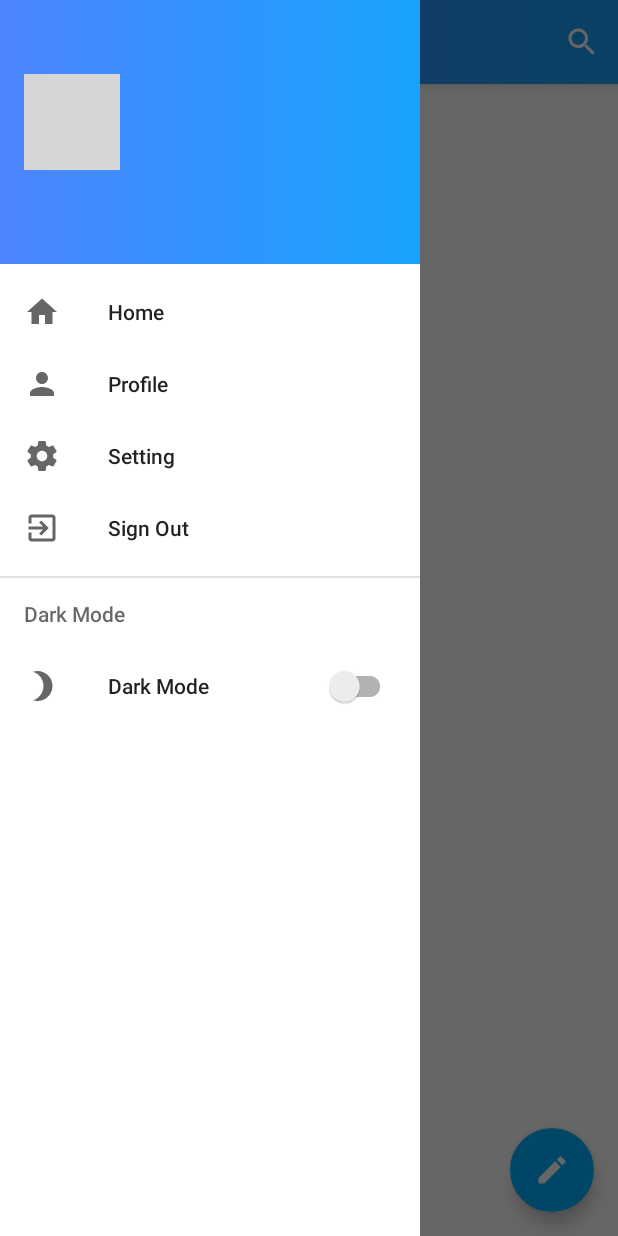
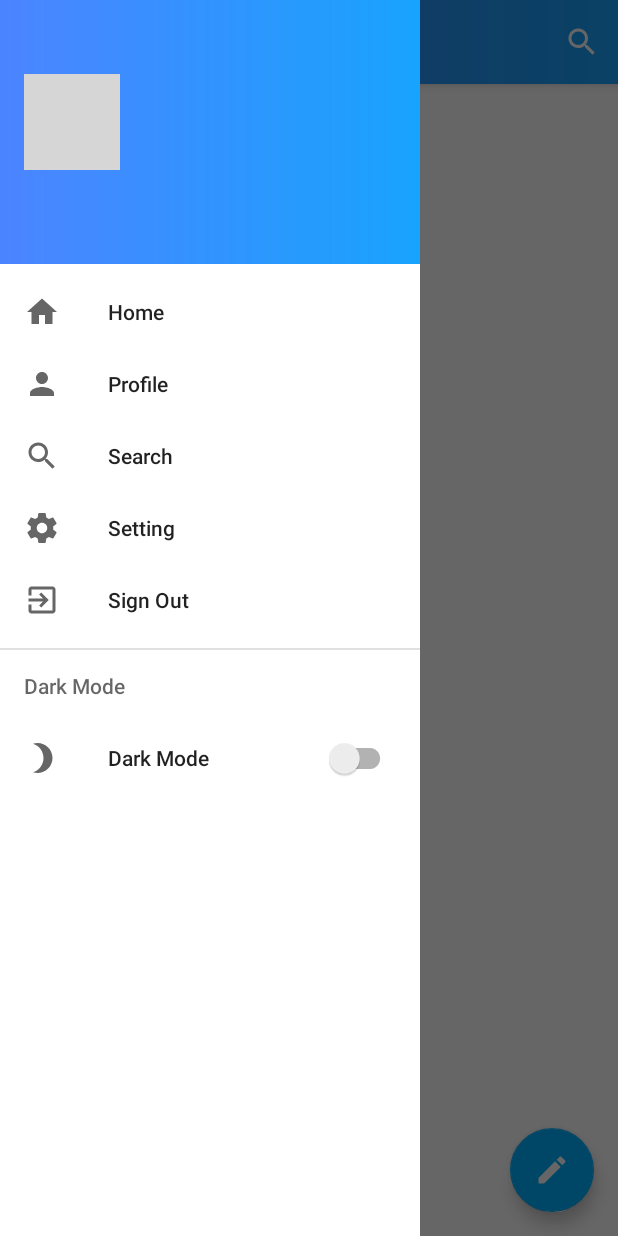
Before and after one commit to Re-Core/Tishk-Connection, an Android app: the screen it shows after launch once a user with an empty profile is signed in (Home), with the side drawer open, on a phone screen of 412 x 824 dp. Run offline under Robolectric (Android 15) with nearby library versions, the phone set to English and light mode, and no system bars; our stand-ins replace CircleImageView, Firebase (no records; nobody signed in at launch, a user with empty details on screens opened directly); libraries missing offline, so code that uses them is left out: com.miguelcatalan.materialsearchview, uk.co.chrisjenx; plain views replace MaterialSearchView; pictures from the network do not load; 5 statements that could not run were skipped; grey boxes are pictures that could not be loaded.

Commit message:
pre-alpha v5 search functionality added

```diff
--- a/app/build.gradle
+++ b/app/build.gradle
@@ -38,6 +38,9 @@ dependencies {
     implementation 'com.android.support:design:28.0.0'
     implementation 'uk.co.chrisjenx:calligraphy:2.3.0'
 
+    implementation 'com.firebaseui:firebase-ui-database:3.2.2'
+    implementation 'com.firebaseui:firebase-ui-database:3.2.2'
+
     implementation 'com.miguelcatalan:materialsearchview:1.4.0'
 
 }
--- a/app/src/main/java/com/recore/tishkconnection/Activity/Home.java
+++ b/app/src/main/java/com/recore/tishkconnection/Activity/Home.java
@@ -52,6 +52,7 @@ import com.google.firebase.storage.UploadTask;
 import com.miguelcatalan.materialsearchview.MaterialSearchView;
 import com.recore.tishkconnection.Fragment.HomeFragment;
 import com.recore.tishkconnection.Fragment.ProfileFragment;
+import com.recore.tishkconnection.Fragment.SearchFragment;
 import com.recore.tishkconnection.Fragment.SettingFragment;
 import com.recore.tishkconnection.Model.Post;
 import com.recore.tishkconnection.R;
@@ -77,7 +78,8 @@ public class Home extends AppCompatActivity
     private EditText popUpTitleEditText, popUpDescriptionEditText;
     private ProgressBar popUpClickProgressBar;
     private Uri pickedImageAddress = null;
-    private MaterialSearchView searchView;
+
+    public static MaterialSearchView searchView;
 
 
 
@@ -176,31 +178,28 @@ public class Home extends AppCompatActivity
         searchView.setOnSearchViewListener(new MaterialSearchView.SearchViewListener() {
             @Override
             public void onSearchViewShown() {
-
+                getSupportActionBar().setTitle("Search");
+                getSupportFragmentManager().beginTransaction().replace(R.id.container, new SearchFragment()).commit();
+                fab.hide();
             }
 
             @Override
             public void onSearchViewClosed() {
 
+//                fab.show();
+//                fab.setOnClickListener(new View.OnClickListener() {
+//                    @Override
+//                    public void onClick(View view) {
+//                        popAddPost.show();
+//                    }
+//                });
+//                getSupportActionBar().setTitle("Home");
+//                getSupportFragmentManager().beginTransaction().replace(R.id.container, new HomeFragment()).commit();
+
             }
         });
 
-        searchView.setOnQueryTextListener(new MaterialSearchView.OnQueryTextListener() {
-            @Override
-            public boolean onQueryTextSubmit(String query) {
-                return false;
-            }
 
-            @Override
-            public boolean onQueryTextChange(String newText) {
-                if (newText != null && !newText.isEmpty()) {
-
-                } else {
-
-                }
-                return true;
-            }
-        });
 
 
 
@@ -405,6 +404,12 @@ public class Home extends AppCompatActivity
             getSupportFragmentManager().beginTransaction().replace(R.id.container, new SettingFragment()).commit();
             fab.hide();
 
+        } else if (id == R.id.nav_search) {
+
+            getSupportActionBar().setTitle("Search");
+            getSupportFragmentManager().beginTransaction().replace(R.id.container, new SearchFragment()).commit();
+            fab.hide();
+
         } else if (id == R.id.nav_sign_out) {
             //todo sign out
             FirebaseAuth.getInstance().signOut();
--- a/app/src/main/java/com/recore/tishkconnection/Activity/IntroActivity.java
+++ b/app/src/main/java/com/recore/tishkconnection/Activity/IntroActivity.java
@@ -17,7 +17,7 @@ import com.google.firebase.auth.FirebaseAuth;
 import com.google.firebase.auth.FirebaseUser;
 import com.recore.tishkconnection.Adapter.IntroviewPagerAdapter;
 import com.recore.tishkconnection.R;
-import com.recore.tishkconnection.Model.ScreenItem;
+import com.recore.tishkconnection.Model.IntroScreen;
 
 import java.util.ArrayList;
 import java.util.List;
@@ -63,10 +63,10 @@ public class IntroActivity extends AppCompatActivity {
         setContentView(R.layout.activity_intro);
 
 
-        final List<ScreenItem> list = new ArrayList<>();
-        list.add(new ScreenItem("Connect", "Connect with your university see the latest news on the go", R.drawable.img1));
-        list.add(new ScreenItem("Find colleague", "Colleague to work with, do your research with students from other fields", R.drawable.img2));
-        list.add(new ScreenItem("Share your moment", "Share your day with the whole university, share your projects, your visions, or just your moments", R.drawable.img3));
+        final List<IntroScreen> list = new ArrayList<>();
+        list.add(new IntroScreen("Connect", "Connect with your university see the latest news on the go", R.drawable.img1));
+        list.add(new IntroScreen("Find colleague", "Colleague to work with, do your research with students from other fields", R.drawable.img2));
+        list.add(new IntroScreen("Share your moment", "Share your day with the whole university, share your projects, your visions, or just your moments", R.drawable.img3));
 
         introTabIndicator = findViewById(R.id.intro_tab_indicator);
         nextIntroButton = findViewById(R.id.next_intro_button);
--- a/app/src/main/java/com/recore/tishkconnection/Adapter/IntroviewPagerAdapter.java
+++ b/app/src/main/java/com/recore/tishkconnection/Adapter/IntroviewPagerAdapter.java
@@ -10,16 +10,16 @@ import android.widget.ImageView;
 import android.widget.TextView;
 
 import com.recore.tishkconnection.R;
-import com.recore.tishkconnection.Model.ScreenItem;
+import com.recore.tishkconnection.Model.IntroScreen;
 
 import java.util.List;
 
 public class IntroviewPagerAdapter extends PagerAdapter {
 
     Context mContext;
-    List<ScreenItem> mScreenItems;
+    List<IntroScreen> mScreenItems;
 
-    public IntroviewPagerAdapter(Context context, List<ScreenItem> screenItems) {
+    public IntroviewPagerAdapter(Context context, List<IntroScreen> screenItems) {
         mContext = context;
         mScreenItems = screenItems;
     }
--- a/app/src/main/java/com/recore/tishkconnection/Model/ScreenItem.java
+++ b/app/src/main/java/com/recore/tishkconnection/Model/IntroScreen.java
@@ -1,11 +1,11 @@
 package com.recore.tishkconnection.Model;
 
-public class ScreenItem {
+public class IntroScreen {
 
     String title, description;
     int introImage;
 
-    public ScreenItem(String title, String description, int introImage) {
+    public IntroScreen(String title, String description, int introImage) {
         this.title = title;
         this.description = description;
         this.introImage = introImage;
--- a/app/src/main/res/layout/activity_home.xml
+++ b/app/src/main/res/layout/activity_home.xml
@@ -22,4 +22,5 @@
         app:headerLayout="@layout/nav_header_home"
         app:menu="@menu/activity_home_drawer" />
 
+
 </android.support.v4.widget.DrawerLayout>
--- a/app/src/main/res/menu/activity_home_drawer.xml
+++ b/app/src/main/res/menu/activity_home_drawer.xml
@@ -13,6 +13,12 @@
             android:id="@+id/nav_profile"
             android:icon="@drawable/ic_person_black_24dp"
             android:title="Profile" />
+
+        <item
+            android:id="@+id/nav_search"
+            android:icon="@drawable/ic_search_black_24dp"
+            android:title="Search" />
+
         <item
             android:id="@+id/nav_setting"
             android:icon="@drawable/ic_settings_black_24dp"
```
Also changed, not shown: app/src/main/java/com/recore/tishkconnection/Fragment/HomeFragment.java (+7 -0 lines), app/src/main/java/com/recore/tishkconnection/Fragment/SearchFragment.java (added, +180 -0 lines), app/src/main/java/com/recore/tishkconnection/ViewHolder/UsersViewHolder.java (added, +39 -0 lines), app/src/main/res/layout/fragment_search.xml (added, +14 -0 lines).
